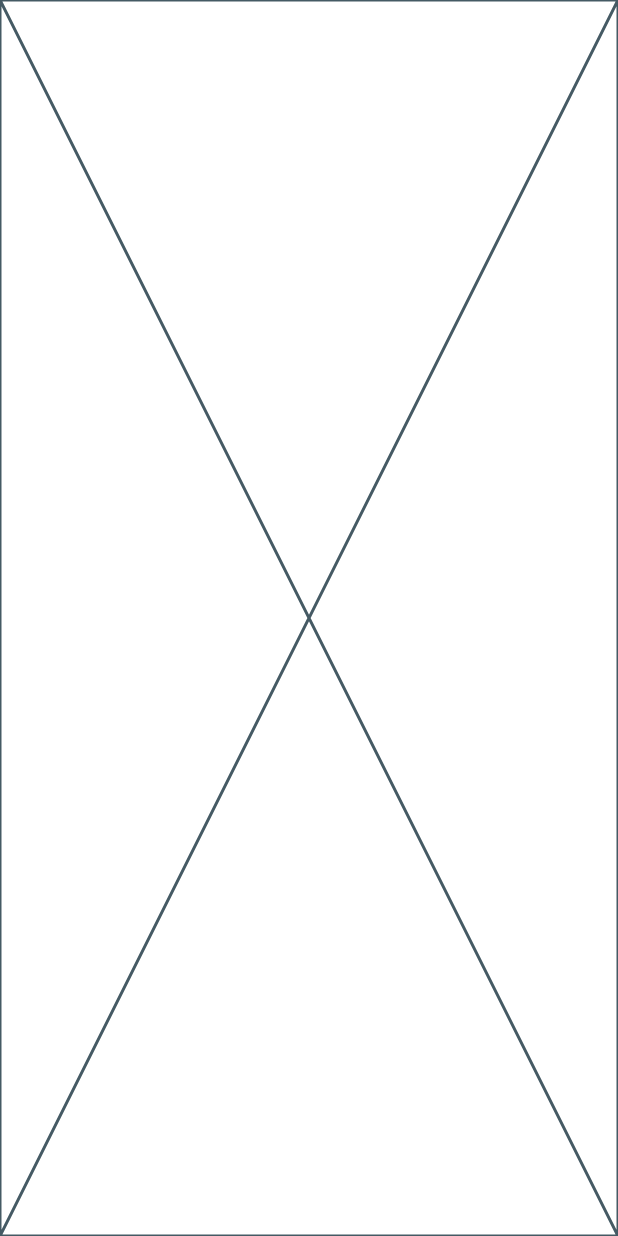
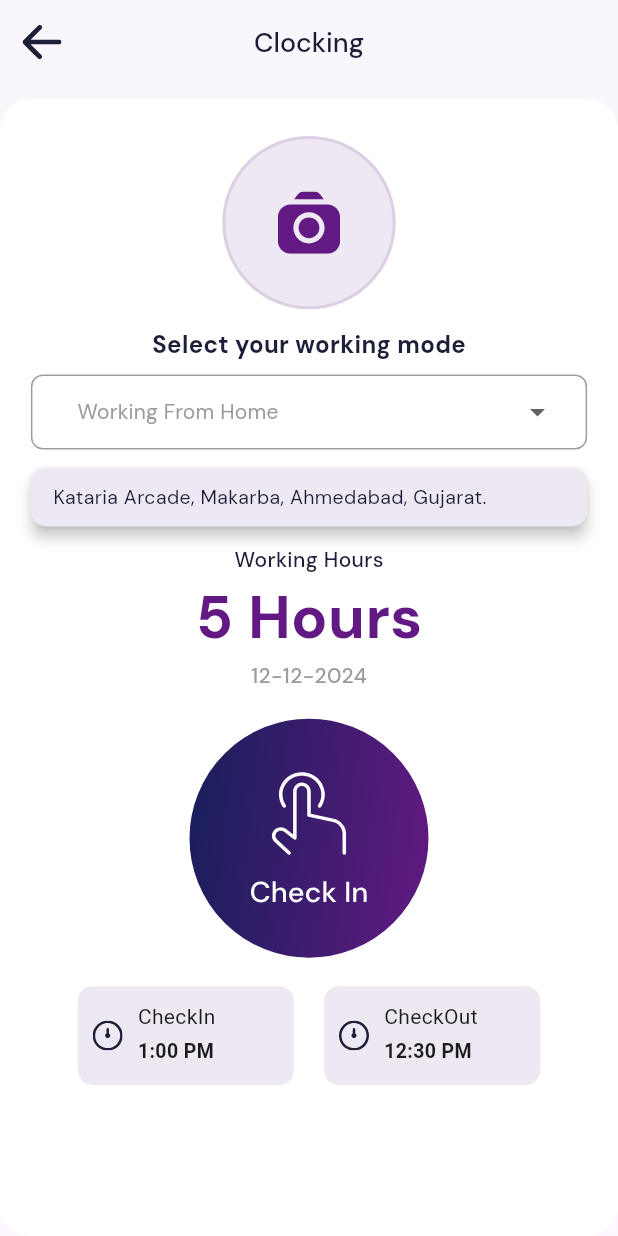
Before and after one commit to sohelorange/ultimatix_hrms_flutter_2024, a Flutter app: the screen it shows after launch, on a phone screen of 412 x 824 dp. Run offline on Flutter 3.47's test engine with Material 3 defaults, Android fonts, the phone set to English and light mode, and no system bars; our stand-ins replace cached_network_image, connectivity_plus, dio, firebase_core, firebase_crashlytics, firebase_messaging and 11 more; missing offline and left inert: app_settings; accounts and stored records are empty.

Commit message:
created the clockIn ui with bg location getting and added the svg icons.

```diff
--- a/lib/app/app_colors.dart
+++ b/lib/app/app_colors.dart
@@ -60,4 +60,17 @@ class AppColors {
   static const Color colorF4F2FF = Color(0xFFF4F2FF);
   static const Color colorGreen = Colors.green;
   static const Color colorRed = Colors.red;
+
+  static const Color colorFDF1E0 = Color(0xFFFDF1E0);
+  static const Color color9C9BA2 = Color(0xFF9C9BA2);
+  static const Color colorF18700 = Color(0xFFF18700);
+  static const Color colorF68C1F = Color(0xFFF68C1F);
+  static const Color colorAppBars = Color(0xFFF9F6FC);
+  static const Color colorAppPurple = Color(0xFF7920A2);
+  static const Color color7B1FA2 = Color(0xFF7B1FA2);
+  static const Color color631983 = Color(0xFF631983);
+  static const Color colorLightPurple1 = Color(0xFFEDE8F1);
+  static const Color colorLightPurple2 = Color(0xFFC3AAD0);
+  static const Color colorBlueDark = Color(0xFF1C1F37);
+
 }
--- a/lib/app/app_images.dart
+++ b/lib/app/app_images.dart
@@ -8,7 +8,7 @@ class AppImages {
   static const String icLocationPr = 'assets/images/ic_location_pr.png';
   static const String icUnlock = 'assets/images/ic_unLock.png';
   static const String icCalenderIcon = 'assets/images/ic_clocking.png';
-  static const String icUserClock = 'assets/images/ic_user_clock.png';
+
   static const String icCalenderNew = 'assets/images/ic_calender_new.png';
   static const String icDotBack = 'assets/images/ic_dot_back.png';
   static const String icLocationRegular = 'assets/images/ic_location_regular.png';
@@ -109,7 +109,6 @@ class AppImages {
   static const String icLeaveNew = 'assets/icon/ic_leave_new.png';
   static const String icGoogle = 'assets/icon/ic_google.png';
   static const String icProfileNew = 'assets/icon/ic_profilenew.png';
-  static const String icaarrowback = 'assets/icon/ic_arrowback.png';
   static const String icacheckinnew = 'assets/icon/ic_checkinnew.png';
   static const String icbattery = 'assets/icon/ic_battery.png';
   static const String iccalander = 'assets/icon/ic_calader.png';
@@ -180,7 +179,7 @@ class AppImages {
   //svg
   static const String svgLocation = 'assets/images/svg_location.svg';
   static const String svgProfile = 'assets/images/svg_profile.svg';
-  static const String checkInBtnSvg = "assets/images/checkInBtn.svg";
+  static const String checkInBtnSvg = "assets/icon/clockInOut/svg_clock_in.svg";
   static const String checkOutBtnSvg = "assets/images/checkOutBtn.svg";
   static const String leaveAppSvg = "assets/images/leave_app_svg.svg";
   static const String leaveStatusSvg = "assets/images/leave_status_svg.svg";
@@ -195,4 +194,8 @@ class AppImages {
   static const String svgAttendanceEdit = "assets/images/svg_attendance_edit.svg";
   static const String svgUserLoc = "assets/images/svg_user_loc.svg";
   static const String svgCalender = "assets/images/svg_calender.svg";
+  static const String svgCamera = 'assets/icon/clockInOut/svg_camera.svg';
+  static const String icaarrowback = 'assets/icon/clockInOut/svg_back.svg';
+  static const String svgTime = 'assets/icon/clockInOut/svg_time.svg';
+
 }
--- a/lib/app/app_routes.dart
+++ b/lib/app/app_routes.dart
@@ -1,5 +1,7 @@
 import 'package:get/get.dart';
 import 'package:ultimatix_hrms_flutter/screen/auth/login/login_view.dart';
+import 'package:ultimatix_hrms_flutter/screen/clockInOut/clockInOut_bind.dart';
+import 'package:ultimatix_hrms_flutter/screen/clockInOut/clock_in_out_ui.dart';
 
 import '../screen/auth/login/login_binding.dart';
 import '../screen/splash/splash_view.dart';
@@ -29,7 +31,7 @@ class AppRoutes {
   //end region
 
   //clock in region
-  static const clockInRoute = '/clock_in_route';
+  static const clockInOutRoute = '/clockInOut_route';
 
   //end region
 
@@ -80,6 +82,11 @@ class AppRoutes {
       name: AppRoutes.loginRoute,
       binding: LoginBinding(),
       page: () => const LoginView(),
+    ),
+    GetPage(
+      name: AppRoutes.clockInOutRoute,
+      binding: ClockInOutBinding(),
+      page: () => const ClockInOutUi(),
     )
   ];
 }
--- /dev/null
+++ b/lib/screen/clockInOut/clockInOut_bind.dart
@@ -0,0 +1,9 @@
+import 'package:get/get.dart';
+import 'clockInOut_controller.dart';
+
+class ClockInOutBinding extends Bindings{
+  @override
+  void dependencies() {
+    Get.lazyPut(()=> ClockInOutController());
+  }
+}
--- /dev/null
+++ b/lib/screen/clockInOut/clockInOut_controller.dart
@@ -0,0 +1,86 @@
+
+
+import 'dart:isolate';
+
+import 'package:flutter/cupertino.dart';
+import 'package:flutter/foundation.dart';
+import 'package:flutter/services.dart';
+import 'package:geolocator/geolocator.dart';
+import 'package:get/get.dart';
+
+
+class ClockInOutController extends GetxController with GetSingleTickerProviderStateMixin{
+
+  RxString defaultValue = 'Working From Home'.obs;
+
+  RxList<String> items = <String>[
+    'Working From Home',
+    'Working From Office',
+  ].obs;
+
+  RxBool isCheckIn = false.obs;
+  RxBool isLoading = false.obs;
+  static RootIsolateToken rootIsolateToken = RootIsolateToken.instance!;
+  String _location = 'Fetching location...';
+
+  @override
+  void onInit() {
+    WidgetsFlutterBinding.ensureInitialized();
+
+    /*getBgGeoLocation();*/
+    getMyLocation();
+
+    super.onInit();
+  }
+
+
+  void getBgGeoLocation() async{
+    var receivePort= ReceivePort();
+
+    receivePort.listen((message) {
+      if(message!=null) {
+        print(message);
+      }else{
+        print("Data getting null");
+      }
+    },);
+
+    if(await Geolocator.isLocationServiceEnabled()){
+      /*await Isolate.spawn(_getGeoLocation, receivePort.sendPort);*/
+      var rootToken = RootIsolateToken.instance!;
+      await Isolate.spawn<_IsolateData>(
+        _getGeoLocation,
+        _IsolateData(
+          token: rootToken,
+          answerPort: receivePort.sendPort,
+        ),
+      );
+    }
+  }
+
+  static void _getGeoLocation(/*SendPort sendPort*/ _IsolateData isolateData) async{
+    try{
+      BackgroundIsolateBinaryMessenger.ensureInitialized(isolateData.token);
+      var geoLocation = await Geolocator.getCurrentPosition(locationSettings: const LocationSettings(accuracy: LocationAccuracy.bestForNavigation));
+      isolateData.answerPort.send(geoLocation);
+    }catch(e){
+      e.printError();
+    }
+  }
+
+  Future<void> getMyLocation() async{
+    var location = await Geolocator.getCurrentPosition(locationSettings: const LocationSettings(accuracy: LocationAccuracy.bestForNavigation));
+    print("This is location:${location.latitude}");
+  }
+
+}
+
+class _IsolateData {
+  final RootIsolateToken token;
+  final SendPort answerPort;
+
+  _IsolateData({
+    required this.token,
+    required this.answerPort,
+  });
+}
--- /dev/null
+++ b/lib/screen/clockInOut/clock_in_out_ui.dart
@@ -0,0 +1,335 @@
+import 'dart:developer';
+import 'package:flutter/services.dart';
+import 'package:flutter_svg/flutter_svg.dart';
+import 'package:get/get.dart';
+import 'package:flutter/material.dart';
+import 'package:ultimatix_hrms_flutter/screen/clockInOut/clockInOut_controller.dart';
+import '../../app/app_colors.dart';
+import '../../app/app_font_weight.dart';
+import '../../app/app_images.dart';
+import '../../utility/utils.dart';
+import '../../widget/common_text.dart';
+
+class ClockInOutUi extends GetView<ClockInOutController> {
+  const ClockInOutUi({super.key});
+
+  @override
+  Widget build(BuildContext context) {
+    return Container(
+      decoration: const BoxDecoration(
+        gradient: LinearGradient(
+          colors: [AppColors.colorAppBars, AppColors.colorAppBars], // Gradient colors
+          begin: Alignment.bottomLeft,
+          end: Alignment.topRight,
+          stops: [0.8, 0.9], // Stops for the gradient colors
+          tileMode: TileMode.clamp,
+        ),
+      ),
+      child: AnnotatedRegion(
+        value: const SystemUiOverlayStyle(
+          statusBarBrightness: Brightness.light,
+          statusBarIconBrightness: Brightness.dark,
+          statusBarColor: Colors.transparent,
+        ),
+        child: MaterialApp(
+          debugShowCheckedModeBanner: false,
+          home: GestureDetector(
+            onTap: () {
+              Utils.closeKeyboard(context);
+            },
+            child: SafeArea(
+              child: Obx(
+                    ()=> IgnorePointer(
+                  ignoring: controller.isLoading.isTrue,
+                  child: Stack(
+                    children: [
+                      Scaffold(
+                        appBar: AppBar(
+                          surfaceTintColor: Colors.transparent,
+                          elevation: 0,
+                          flexibleSpace: Container(
+                            decoration: const BoxDecoration(
+                              gradient: LinearGradient(
+                                colors: [AppColors.colorAppBars, AppColors.colorAppBars], // Gradient colors
+                                begin: Alignment.bottomLeft,
+                                end: Alignment.topRight,
+                                stops: [0.3, 0.7], // Stops for the gradient colors
+                                tileMode: TileMode.clamp,
+                              ),
+                            ),
+                          ),
+                          centerTitle: true,
+                          leading: InkWell(
+                            splashColor: AppColors.colorWhite,
+                            onTap: () {
+                              Get.back();
+                            },
+                            customBorder: RoundedRectangleBorder(
+                              borderRadius: BorderRadius.circular(10),
+                            ),
+                            child: Padding(
+                              padding: const EdgeInsets.only(left: 15, top: 10, bottom: 10, right: 15),
+                              child: SvgPicture.asset(AppImages.icaarrowback,width: 12,height: 12,fit: BoxFit.contain,),
+                            ),
+                          ),
+                          title: CommonText(
+                            text: 'Clocking',
+                            fontWeight: FontWeight.w500,
+                            fontSize: 18,
+                            color: AppColors.colorBlueDark,
+                          ),
+                        ),
+                        body: getClockInOutView(context),
+                      ),
+                      controller.isLoading.isTrue
+                          ? ColoredBox(
+                        color: AppColors.colorBlack.withOpacity(0.6),
+                        child: Center(
+                          child: Utils.commonCircularProgress(),
+                        ),
+                      ) : const Offstage(),
+                    ],
+                  ),
+                ),
+              ),
+            ),
+          ),
+        ),
+      ),
+    );
+  }
+
+  getClockInOutView(BuildContext context) {
+    return Stack(
+      children: [
+        Container(
+          decoration: const BoxDecoration(
+            gradient: LinearGradient(
+              colors: [AppColors.colorAppBars, AppColors.colorAppBars], // Gradient colors
+              begin: Alignment.bottomLeft,
+              end: Alignment.topRight,
+              stops: [0.3, 0.7], // Stops for the gradient colors
+              tileMode: TileMode.clamp,
+            ),
+          ),
+          height: Utils.getScreenHeight(context: context) / 15,
+        ),
+        Container(
+          height: Utils.getScreenHeight(context: context), // remove fixed height
+          width: Utils.getScreenWidth(context: context),
+          decoration: const BoxDecoration(
+              color: Colors.white,
+              borderRadius: BorderRadius.all(Radius.circular(20.0))
+          ),
+          child: SingleChildScrollView(
+            child: Column(
+              crossAxisAlignment: CrossAxisAlignment.center,
+              children: [
+                SizedBox(height: MediaQuery.of(context).size.width * 0.05),
+                Center(
+                  child: SizedBox(
+                    width: MediaQuery.of(context).size.width * 0.3,
+                    height: MediaQuery.of(context).size.width * 0.3,
+                    child: Card(
+                      elevation: 0,
+                      color: AppColors.colorLightPurple1,
+                      shape: CircleBorder(
+                        side: BorderSide(
+                          color: AppColors.colorLightPurple2.withOpacity(0.4),
+                          width: 2,
+                        ),
+                      ),
+                      child: SvgPicture.asset(AppImages.svgCamera, fit: BoxFit.fill).paddingAll(37),
+                    ),
+                  ),
+                ),
+                SizedBox(height: MediaQuery.of(context).size.width * 0.02),
+                Center(
+                  child: CommonText(
+                    text: 'Select your working mode',
+                    fontSize: 16,
+                    fontWeight: FontWeight.bold,
+                    color: AppColors.colorBlueDark,
+                  ),
+                ),
+                SizedBox(height: MediaQuery.of(context).size.width * 0.02),
+                getDropdownWidget(context),
+                SizedBox(height: MediaQuery.of(context).size.width * 0.02),
+                Card(
+                  elevation: 4,
+                  color: AppColors.colorLightPurple1,
+                  shape: RoundedRectangleBorder(
+                    borderRadius: BorderRadius.circular(10),
+                  ),
+                  child: Container(
+                    width: MediaQuery.of(context).size.width * 0.9,
+                    padding: EdgeInsets.zero,
+                    child: CommonText(
+                      text: "Kataria Arcade, Makarba, Ahmedabad, Gujarat.",
+                      fontSize: 13,
+                      maxLine: 3,
+                      color: AppColors.colorBlueDark,
+                      padding: const EdgeInsets.symmetric(horizontal: 15, vertical: 10),
+                      fontWeight: AppFontWeight.w400,
+                    ),
+                  ),
+                ),
+                SizedBox(height: MediaQuery.of(context).size.width * 0.02),
+                getWorkHourWidget(context),
+                SizedBox(height: MediaQuery.of(context).size.width * 0.02),
+                IconButton(
+                  icon: SizedBox(
+                      width: MediaQuery.of(context).size.width * 0.4,
+                      height: MediaQuery.of(context).size.width * 0.4,
+                      child: !controller.isCheckIn.value ? SvgPicture.asset(AppImages.checkInBtnSvg) : SvgPicture.asset(AppImages.checkInBtnSvg)
+                  ),
+                  onPressed: () {},
+                  splashColor: AppColors.colorLightPurple2,
+                ),
+                SizedBox(height: MediaQuery.of(context).size.width * 0.02),
+                getBottomWidgets(context),
+                const SizedBox(height: 20),
+              ],
+            ),
+          ),
+        ).marginOnly(top: 10),
+      ],
+    );
+  }
+
+  getDropdownWidget(BuildContext context) {
+    return Container(
+      width: MediaQuery.of(context).size.width * 0.9,
+      padding: const EdgeInsets.symmetric(horizontal: 20),
+      decoration: const ShapeDecoration(
+        color: Colors.white,
+        shape: RoundedRectangleBorder(
+          side: BorderSide(width: 1.0, style: BorderStyle.solid, color: Colors.grey),
+          borderRadius: BorderRadius.all(Radius.circular(8.0)),
+        ),
+      ),
+      child: DropdownButton<String>(
+        value: controller.defaultValue.value,
+        hint: const Text('Select an option'),
+        isExpanded: true,
+        underline: const SizedBox(), // Remove the default underline
+        items: controller.items.map((String items) {
+          return DropdownMenuItem(
+            value: items,
+            child: CommonText(
+              text: items,
+              fontSize: 14,
+              color: AppColors.color9C9BA2,
+              fontWeight: AppFontWeight.w400,
+              padding: const EdgeInsets.only(left: 10, right: 10),
+            ),
+          );
+        }).toList(),
+        onChanged: (String? newValue) {
+          log("Clicked Button");
+        },
+      ),
+    );
+  }
+
+  getWorkHourWidget(BuildContext context) {
+    return SizedBox(
+      width: MediaQuery.of(context).size.width * 0.9,
+      child: Column(
+        crossAxisAlignment: CrossAxisAlignment.center,
+        children: [
+          CommonText(
+            text: 'Working Hours',
+            fontSize: 14,
+            fontWeight: FontWeight.w500,
+            color: AppColors.color1C1F37,
+          ),
+          CommonText(
+            text: "5 Hours",
+            fontSize: 40,
+            fontWeight: FontWeight.bold,
+            color: AppColors.color631983,
+          ),
+          CommonText(
+            text: "12-12-2024",
+            fontSize: 14,
+            fontWeight: FontWeight.w500,
+            color: AppColors.color9C9BA2,
+          ),
+        ],
+      ),
+    );
+  }
+
+  getBottomWidgets(BuildContext context) {
+    return Row(
+      mainAxisAlignment: MainAxisAlignment.center,
+      children: [
+        Container(
+          width: MediaQuery.of(context).size.width * 0.35,
+          height: MediaQuery.of(context).size.width * 0.16,
+          padding: const EdgeInsets.all(10),
+          decoration: BoxDecoration(
+            color: AppColors.colorLightPurple1,
+            borderRadius: BorderRadius.circular(10),
+          ),
+          child:  Row(
+            children: [
+              SvgPicture.asset(height: 20, width: 20,AppImages.svgTime),
+              const SizedBox(width: 10), // Space between icon and text
+              const Expanded(
+                child: Column(
+                  crossAxisAlignment: CrossAxisAlignment.start,
+                  children: [
+                    Text(
+                      'CheckIn',
+                      style: TextStyle(fontSize: 14),
+                    ),
+                    SizedBox(height: 4),
+                    Text( //removed obx
+                      "1:00 PM",
+                      style: TextStyle(fontSize: 13, fontWeight: FontWeight.bold),
+                    ),
+                  ],
+                ),
+              ),
+            ],
+          ),
+        ),
+        const SizedBox(width: 20),
+        Container(
+          width: MediaQuery.of(context).size.width * 0.35,
+          height: MediaQuery.of(context).size.width * 0.16,
+          padding: const EdgeInsets.all(10),
+          decoration: BoxDecoration(
+            color: AppColors.colorLightPurple1,
+            borderRadius: BorderRadius.circular(10),
+          ),
+          child: Row(
+            children: [
+              SvgPicture.asset(height: 20,
+                  width: 20,AppImages.svgTime),
+              const SizedBox(width: 10), // Space between icon and text
+              const Expanded(
+                child: Column(
+                  crossAxisAlignment: CrossAxisAlignment.start,
+                  children: [
+                    Text(
+                      'CheckOut',
+                      style: TextStyle(fontSize: 14),
+                    ),
+                    SizedBox(height: 4),
+                    Text( //removed obx
+                      "12:30 PM",
+                      style: TextStyle(fontSize: 13, fontWeight: FontWeight.bold),
+                    ),
+                  ],
+                ),
+              ),
+            ],
+          ),
+        ),
+      ],
+    );
+  }
+}
--- a/lib/screen/splash/splash_controller.dart
+++ b/lib/screen/splash/splash_controller.dart
@@ -15,7 +15,9 @@ class SplashController extends GetxController {
 
     Future.delayed(const Duration(seconds: 3)).then(
       (value) {
-        if (PreferenceUtils.getIsLogin()) {
+        Get.offAllNamed(AppRoutes.clockInOutRoute);
+
+        /*if (PreferenceUtils.getIsLogin()) {
           if (kDebugMode) {
             print('dashboard page');
           }
@@ -25,7 +27,7 @@ class SplashController extends GetxController {
             print('login redirect');
           }
           Get.offAllNamed(AppRoutes.loginRoute);
-        }
+        }*/
       },
     );
   }
--- a/pubspec.yaml
+++ b/pubspec.yaml
@@ -97,6 +97,7 @@ flutter:
   assets:
     - assets/images/
     - assets/icon/
+    - assets/icon/clockInOut/
     - assets/applicationIcon/
     - assets/map/
     - assets/map/resources/
```
Also changed, not shown: assets/icon/clockInOut/svg_back.svg (added), assets/icon/clockInOut/svg_camera.svg (added), assets/icon/clockInOut/svg_clock_in.svg (added), assets/icon/clockInOut/svg_time.svg (added), pubspec.lock, 1 other file.
